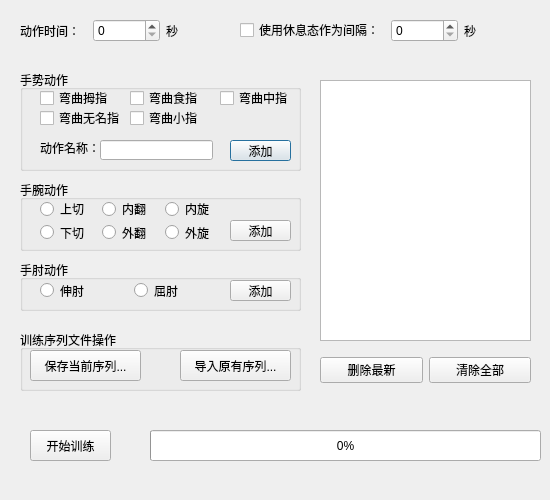
This is TrainModule/GUI/TrainModule.ui in brucelv1/TrainModule as Qt 5 draws it before an edit. The edited form follows.
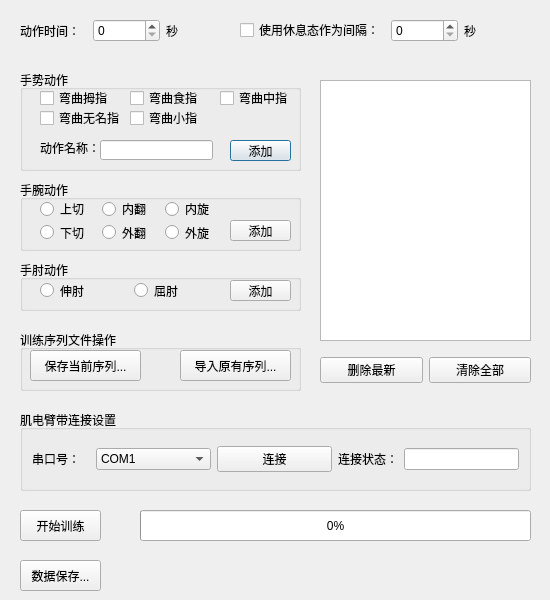
This is the edited form.

Commit message: add feature -- collect armband data and save to file

What changed in the file:
```diff
--- a/TrainModule/GUI/TrainModule.ui
+++ b/TrainModule/GUI/TrainModule.ui
@@ -7,7 +7,7 @@
     <x>0</x>
     <y>0</y>
     <width>550</width>
-    <height>500</height>
+    <height>600</height>
    </rect>
   </property>
   <property name="sizePolicy">
@@ -25,7 +25,7 @@
   <property name="maximumSize">
    <size>
     <width>550</width>
-    <height>500</height>
+    <height>600</height>
    </size>
   </property>
   <property name="windowTitle">
@@ -375,8 +375,8 @@
   <widget class="QProgressBar" name="progressBar">
    <property name="geometry">
     <rect>
-     <x>150</x>
-     <y>430</y>
+     <x>140</x>
+     <y>510</y>
      <width>391</width>
      <height>31</height>
     </rect>
@@ -388,8 +388,8 @@
   <widget class="QPushButton" name="Btn_Start">
    <property name="geometry">
     <rect>
-     <x>30</x>
-     <y>430</y>
+     <x>20</x>
+     <y>510</y>
      <width>81</width>
      <height>31</height>
     </rect>
@@ -424,6 +424,120 @@
     </item>
    </layout>
   </widget>
+  <widget class="QGroupBox" name="groupBox_5">
+   <property name="geometry">
+    <rect>
+     <x>20</x>
+     <y>410</y>
+     <width>511</width>
+     <height>81</height>
+    </rect>
+   </property>
+   <property name="title">
+    <string>肌电臂带连接设置</string>
+   </property>
+   <layout class="QHBoxLayout" name="horizontalLayout_4">
+    <item>
+     <layout class="QHBoxLayout" name="horizontalLayout_3" stretch="1,2,2,1,2">
+      <item>
+       <widget class="QLabel" name="label_5">
+        <property name="text">
+         <string>串口号：</string>
+        </property>
+       </widget>
+      </item>
+      <item>
+       <widget class="QComboBox" name="cbBox_Armband">
+        <item>
+         <property name="text">
+          <string>COM1</string>
+         </property>
+        </item>
+        <item>
+         <property name="text">
+          <string>COM2</string>
+         </property>
+        </item>
+        <item>
+         <property name="text">
+          <string>COM3</string>
+         </property>
+        </item>
+        <item>
+         <property name="text">
+          <string>COM4</string>
+         </property>
+        </item>
+        <item>
+         <property name="text">
+          <string>COM5</string>
+         </property>
+        </item>
+        <item>
+         <property name="text">
+          <string>COM6</string>
+         </property>
+        </item>
+        <item>
+         <property name="text">
+          <string>COM7</string>
+         </property>
+        </item>
+        <item>
+         <property name="text">
+          <string>COM8</string>
+         </property>
+        </item>
+        <item>
+         <property name="text">
+          <string>COM9</string>
+         </property>
+        </item>
+        <item>
+         <property name="text">
+          <string>COM10</string>
+         </property>
+        </item>
+       </widget>
+      </item>
+      <item>
+       <widget class="QPushButton" name="Btn_Armband">
+        <property name="text">
+         <string>连接</string>
+        </property>
+       </widget>
+      </item>
+      <item>
+       <widget class="QLabel" name="label_6">
+        <property name="text">
+         <string>连接状态：</string>
+        </property>
+       </widget>
+      </item>
+      <item>
+       <widget class="QLineEdit" name="LE_Armband">
+        <property name="readOnly">
+         <bool>true</bool>
+        </property>
+       </widget>
+      </item>
+     </layout>
+    </item>
+   </layout>
+  </widget>
+  <widget class="QPushButton" name="Btn_DataSave">
+   <property name="geometry">
+    <rect>
+     <x>20</x>
+     <y>560</y>
+     <width>81</width>
+     <height>31</height>
+    </rect>
+   </property>
+   <property name="text">
+    <string>数据保存...</string>
+   </property>
+  </widget>
  </widget>
  <resources/>
  <connections/>
```
Left out of the diff: 4 changed lines with no effect on the pictures. The commit also changes 7 other files.
